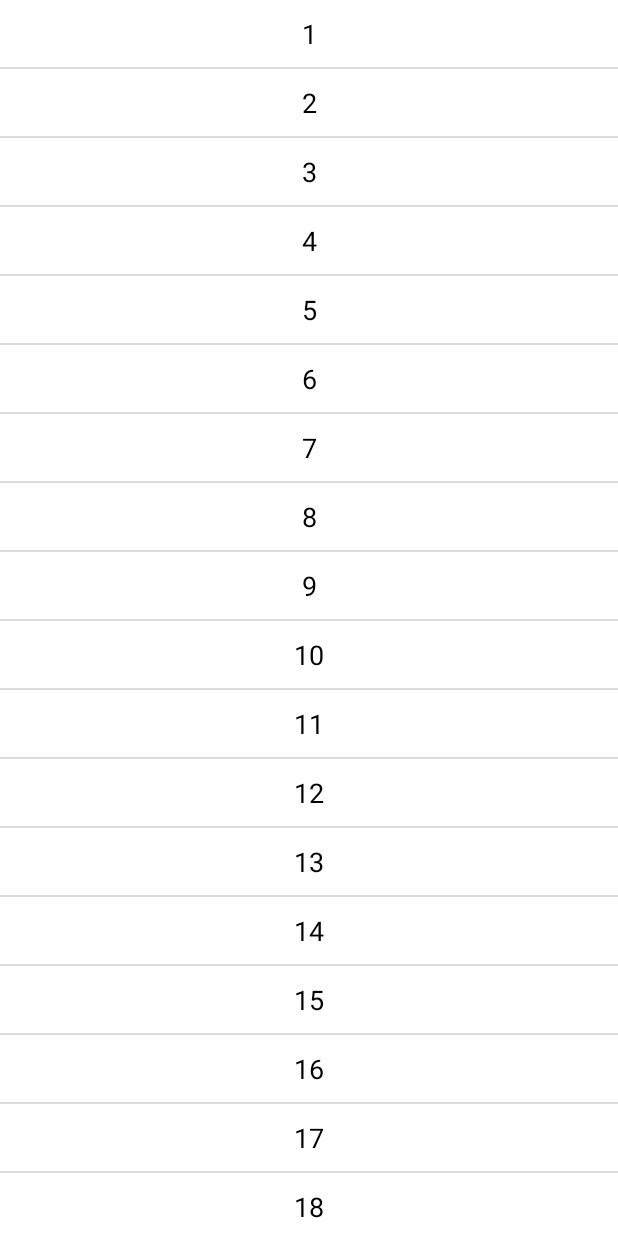
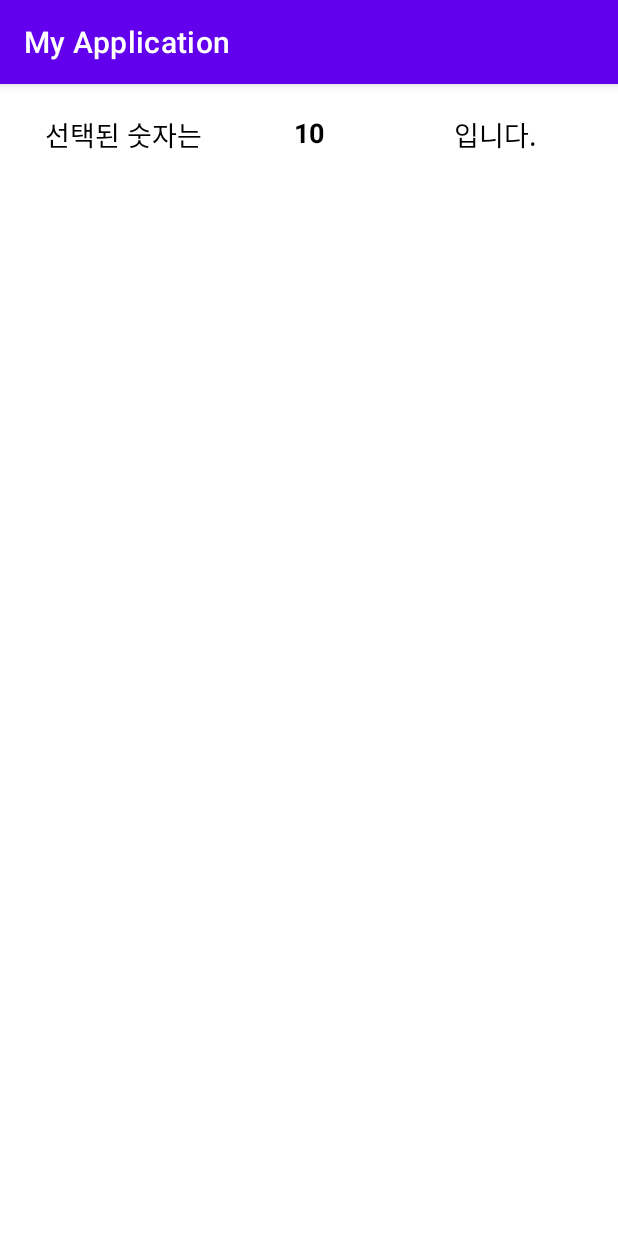
Before and after one commit to Jinny2/PRTest, an Android app: the SecondActivity screen opened directly, with no data from a screen before it, after a tap on "10", on a phone screen of 412 x 824 dp. Run offline under Robolectric (Android 15) with nearby library versions, the phone set to English and light mode, and no system bars; our stand-ins replace data binding.

Commit message:
[#2] Feat : RecyclerView Item 클릭시 데이터와 함께 화면을 전환함
putExtra()을 이용하여 선택된 position이 가지고 있는 Data를 Intent에 담아주었음

```diff
--- a/app/src/main/AndroidManifest.xml
+++ b/app/src/main/AndroidManifest.xml
@@ -13,6 +13,9 @@
         android:supportsRtl="true"
         android:theme="@style/Theme.MyApplication"
         tools:targetApi="31">
+        <activity
+            android:name=".SecondItemDetailActivity"
+            android:exported="false" />
         <activity
             android:name=".SecondActivity"
             android:exported="false"
--- a/app/src/main/java/com/example/prTest/SecondActivity.kt
+++ b/app/src/main/java/com/example/prTest/SecondActivity.kt
@@ -3,7 +3,6 @@ package com.example.prTest
 import android.content.Intent
 import androidx.appcompat.app.AppCompatActivity
 import android.os.Bundle
-import android.widget.Toast
 import androidx.databinding.DataBindingUtil
 import androidx.recyclerview.widget.LinearLayoutManager
 import com.example.prTest.databinding.ActivitySecondBinding
@@ -27,7 +26,9 @@ class SecondActivity : AppCompatActivity() {
         mBinding.secondRecyclerView.layoutManager = LinearLayoutManager(this)
         mAdapter.setItemClickListener(object : SecondAdapter.ItemClickListener {
             override fun onItemClick(position: Int) {
-                Toast.makeText(this@SecondActivity, mList[position]+"이 클릭 되었습니다.", Toast.LENGTH_SHORT).show()
+                val myIntent = Intent(this@SecondActivity, SecondItemDetailActivity::class.java)
+                myIntent.putExtra("numData", mList[position])
+                startActivity(myIntent)
             }
         })
     }
--- /dev/null
+++ b/app/src/main/java/com/example/prTest/SecondItemDetailActivity.kt
@@ -0,0 +1,17 @@
+package com.example.prTest
+
+import androidx.appcompat.app.AppCompatActivity
+import android.os.Bundle
+import androidx.databinding.DataBindingUtil
+import com.example.prTest.databinding.ActivitySecondItemDetailBinding
+
+class SecondItemDetailActivity : AppCompatActivity() {
+    private lateinit var mBinding: ActivitySecondItemDetailBinding
+    private lateinit var mData: String
+    override fun onCreate(savedInstanceState: Bundle?) {
+        super.onCreate(savedInstanceState)
+        mBinding = DataBindingUtil.setContentView(this, R.layout.activity_second_item_detail)
+        mData = intent.getStringExtra("numData") as String
+        mBinding.numTxt.text = mData
+    }
+}
--- /dev/null
+++ b/app/src/main/res/layout/activity_second_item_detail.xml
@@ -0,0 +1,49 @@
+<?xml version="1.0" encoding="utf-8"?>
+<layout>
+
+    <androidx.constraintlayout.widget.ConstraintLayout xmlns:android="http://schemas.android.com/apk/res/android"
+        xmlns:app="http://schemas.android.com/apk/res-auto"
+        xmlns:tools="http://schemas.android.com/tools"
+        android:layout_width="match_parent"
+        android:layout_height="match_parent"
+        android:padding="20dp"
+        tools:context=".SecondItemDetailActivity">
+
+        <TextView
+            android:id="@+id/startTxt"
+            android:layout_width="0dp"
+            android:layout_height="wrap_content"
+            android:gravity="center"
+            android:text="선택된 숫자는"
+            android:textColor="@color/black"
+            android:textSize="18sp"
+            app:layout_constraintEnd_toStartOf="@+id/numTxt"
+            app:layout_constraintStart_toStartOf="parent"
+            app:layout_constraintTop_toTopOf="parent" />
+
+        <TextView
+            android:id="@+id/numTxt"
+            android:layout_width="0dp"
+            android:layout_height="wrap_content"
+            android:gravity="center"
+            android:text="숫자"
+            android:textColor="@color/black"
+            android:textSize="18sp"
+            android:textStyle="bold"
+            app:layout_constraintEnd_toStartOf="@+id/endTxt"
+            app:layout_constraintStart_toEndOf="@+id/startTxt"
+            app:layout_constraintTop_toTopOf="parent" />
+
+        <TextView
+            android:id="@+id/endTxt"
+            android:layout_width="0dp"
+            android:layout_height="wrap_content"
+            android:gravity="center"
+            android:text="입니다."
+            android:textColor="@color/black"
+            android:textSize="18sp"
+            app:layout_constraintEnd_toEndOf="parent"
+            app:layout_constraintStart_toEndOf="@+id/numTxt"
+            app:layout_constraintTop_toTopOf="parent" />
+    </androidx.constraintlayout.widget.ConstraintLayout>
+</layout>
```
